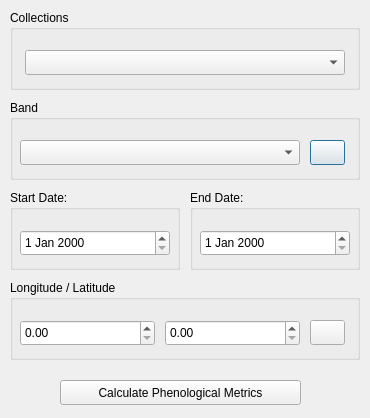
Old version of the form wcpms/WCPMS_dialog_base.ui in the repository AbnerErnaniADSFatec/wcpms-qgis.
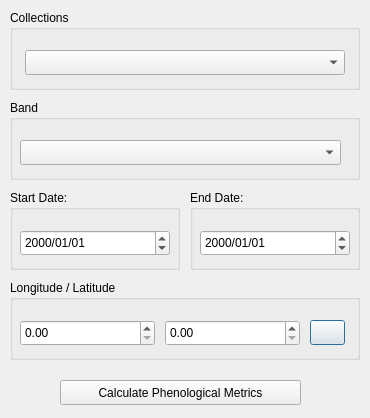
New version of the form.

What changed in the file:
```diff
--- a/wcpms/WCPMS_dialog_base.ui
+++ b/wcpms/WCPMS_dialog_base.ui
@@ -53,24 +53,11 @@
      <rect>
       <x>10</x>
       <y>40</y>
-      <width>280</width>
+      <width>321</width>
       <height>25</height>
      </rect>
     </property>
    </widget>
-   <widget class="QPushButton" name="pushButton">
-    <property name="geometry">
-     <rect>
-      <x>300</x>
-      <y>40</y>
-      <width>35</width>
-      <height>25</height>
-     </rect>
-    </property>
-    <property name="text">
-     <string/>
-    </property>
-   </widget>
   </widget>
   <widget class="QGroupBox" name="groupBox_3">
    <property name="geometry">
@@ -93,6 +80,9 @@
       <height>26</height>
      </rect>
     </property>
+    <property name="displayFormat">
+     <string>yyyy/MM/dd</string>
+    </property>
    </widget>
   </widget>
   <widget class="QGroupBox" name="groupBox_4">
@@ -116,6 +106,9 @@
       <height>26</height>
      </rect>
     </property>
+    <property name="displayFormat">
+     <string>yyyy/MM/dd</string>
+    </property>
    </widget>
   </widget>
   <widget class="QGroupBox" name="groupBox_5">
```
Left out of the diff: 10 changed lines with no effect on the pictures.
